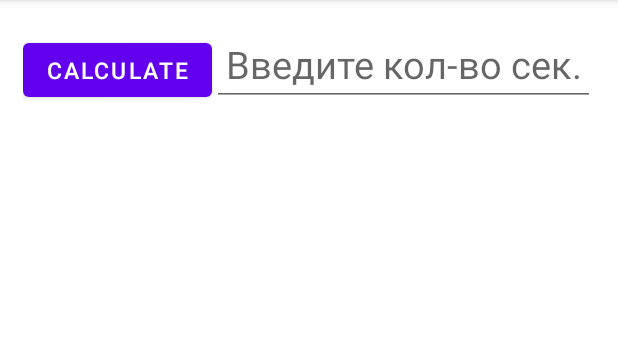
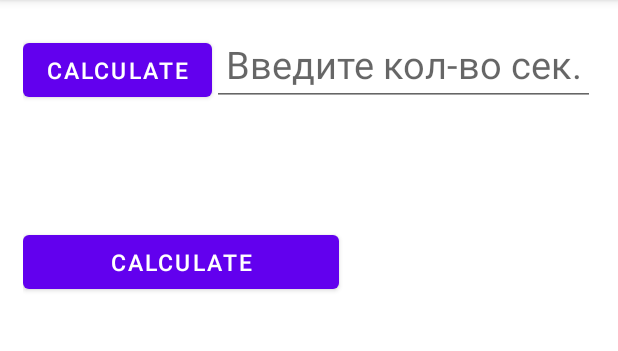
Before and after one commit to wowus94/MyAppWeather, an Android app: the fragment ThreadsFragment placed in its activity, on a phone screen of 412 x 824 dp, the part 84-435 px from its top. Run offline under Robolectric (Android 15) with nearby library versions, the phone set to English and light mode, and no system bars.

Commit message:
ДЗ 6: Добавил "Вечный поток"

```diff
--- a/app/src/main/java/com/example/myappweather/view/threads/ThreadsFragment.kt
+++ b/app/src/main/java/com/example/myappweather/view/threads/ThreadsFragment.kt
@@ -1,9 +1,12 @@
 package com.example.myappweather.view.threads
 
 import android.os.Bundle
+import android.os.Handler
+import android.os.Looper
 import android.view.LayoutInflater
 import android.view.View
 import android.view.ViewGroup
+import android.widget.TextView
 import androidx.fragment.app.Fragment
 import com.example.myappweather.databinding.FragmentThreadsBinding
 import java.lang.Thread.sleep
@@ -33,16 +36,53 @@ class ThreadsFragment : Fragment() {
 
     override fun onViewCreated(view: View, savedInstanceState: Bundle?) {
         super.onViewCreated(view, savedInstanceState)
+        val myThreads = MyThreads()
+        myThreads.start()
+        var counter = 0
         with(binding) {
-            button.setOnClickListener {
+            //val time = editText.text.toString().toLong()
+            button1.setOnClickListener {
                 Thread {
                     val time = editText.text.toString().toLong()
                     sleep(time * 1000L)
-                    requireActivity().runOnUiThread { textView.text = "Поработали $time сек." }
+                    //requireActivity().runOnUiThread { textView1.text = "Поработали $time сек." }
+                    Handler(Looper.getMainLooper()).post {
+                        textView1.text = "Поработали $time сек."
+                        createTextView("${Thread.currentThread().name} ${++counter}")
+                    }
+
                 }.start()
+            }
+            //"Вечный поток"
+            button2.setOnClickListener {
+                myThreads.mHandler?.post {
+                    val time = editText.text.toString().toLong()
+                    sleep(time * 1000L)
+                    Handler(Looper.getMainLooper()).post {
+                        textView2.text = "Поработали $time сек."
+                        createTextView("${Thread.currentThread().name} ${++counter}")
+                    }
+                }
             }
         }
     }
+
+    private fun createTextView(name: String) {
+        binding.mainContainer.addView(TextView(requireContext()).apply {
+            text = name
+            textSize = 14f
+        })
+    }
+
+    class MyThreads : Thread() {
+        var mHandler: Handler? = null
+        override fun run() {
+            Looper.prepare()
+            mHandler = Handler(Looper.myLooper()!!)
+            Looper.loop()
+        }
+    }
+
 
     companion object {
 
--- a/app/src/main/res/layout/fragment_threads.xml
+++ b/app/src/main/res/layout/fragment_threads.xml
@@ -18,7 +18,7 @@
             android:orientation="horizontal">
 
             <Button
-                android:id="@+id/button"
+                android:id="@+id/button1"
                 android:layout_width="wrap_content"
                 android:layout_height="wrap_content"
                 android:text="@string/calculate"
@@ -36,7 +36,7 @@
         </LinearLayout>
 
         <androidx.appcompat.widget.AppCompatTextView
-            android:id="@+id/textView"
+            android:id="@+id/textView1"
             android:layout_width="wrap_content"
             android:layout_height="match_parent"
             android:layout_gravity="center"
@@ -44,6 +44,32 @@
             android:gravity="center_horizontal"
             android:textColor="@color/black"
             android:textSize="@dimen/feels_like_text_size"
-            tools:text="0" />
+            tools:text="@string/default_num" />
+
+        <LinearLayout
+            android:layout_width="match_parent"
+            android:layout_height="wrap_content"
+            android:layout_marginTop="@dimen/margin_30_dp"
+            android:orientation="horizontal">
+
+            <Button
+                android:id="@+id/button2"
+                android:layout_width="wrap_content"
+                android:layout_height="wrap_content"
+                android:layout_weight="1"
+                android:text="@string/calculate"
+                android:textSize="@dimen/btn_text_size" />
+
+
+            <androidx.appcompat.widget.AppCompatTextView
+                android:id="@+id/textView2"
+                android:layout_width="wrap_content"
+                android:layout_height="wrap_content"
+                android:layout_weight="2"
+                android:gravity="center_horizontal"
+                android:textColor="@color/black"
+                android:textSize="@dimen/feels_like_text_size"
+                tools:text="0" />
+        </LinearLayout>
     </LinearLayout>
 </ScrollView>
--- a/app/src/main/res/values/dimens.xml
+++ b/app/src/main/res/values/dimens.xml
@@ -2,6 +2,7 @@
 <resources>
     <dimen name="city_name_margin_top">50dp</dimen>
     <dimen name="margin_15_dp">15dp</dimen>
+    <dimen name="margin_30_dp">30dp</dimen>
     <dimen name="temperature_value_text_size">40sp</dimen>
     <dimen name="feels_like_text_size">25sp</dimen>
     <dimen name="btn_text_size">15sp</dimen>
--- a/app/src/main/res/values/strings.xml
+++ b/app/src/main/res/values/strings.xml
@@ -9,6 +9,7 @@
     <string name="reload">Reload</string>
     <string name="threads">Threads</string>
     <string name="calculate">calculate</string>
-    <string name="default_num">0</string>
+    <string name="calculate_two">calculate</string>
+    <string name="default_num">1</string>
     <string name="hint">Введите кол-во сек.</string>
 </resources>
```
